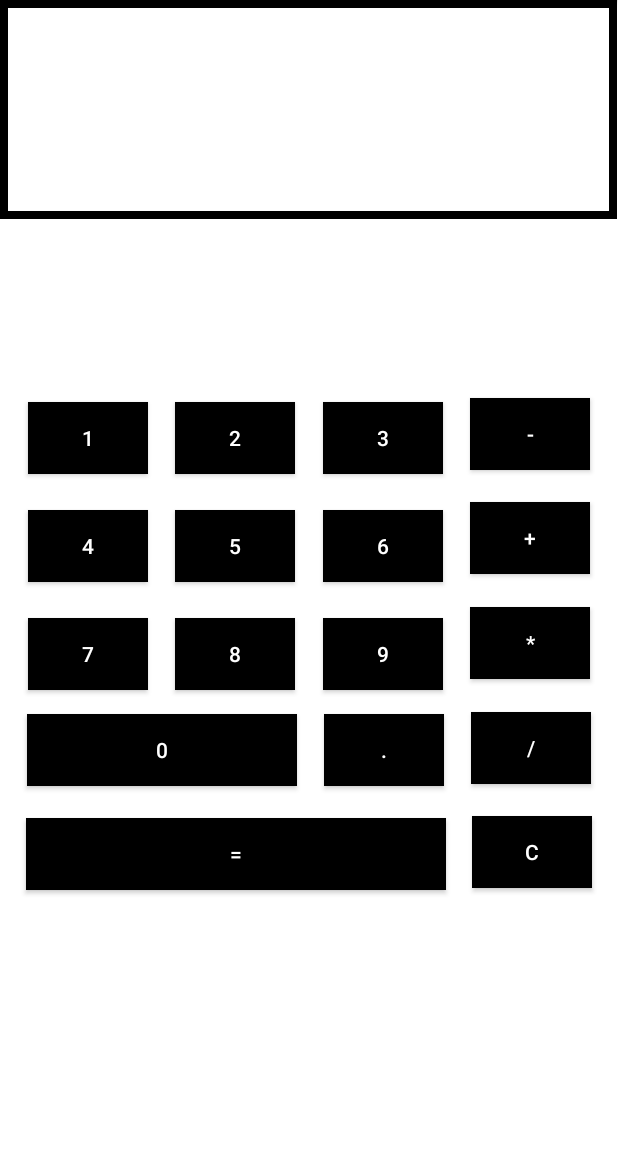
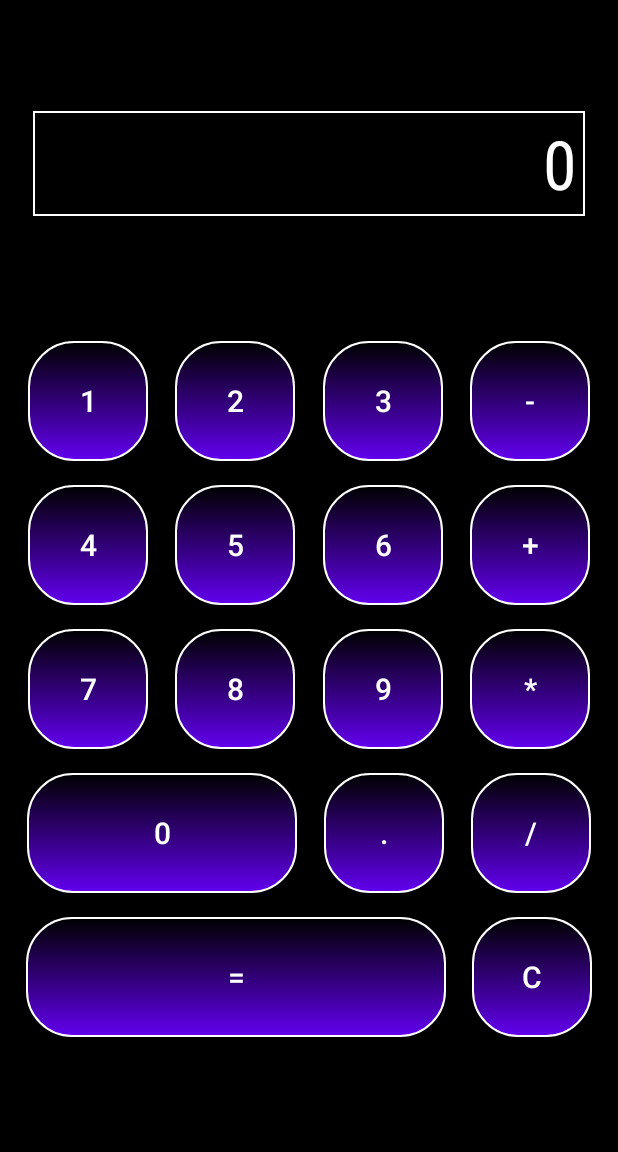
Before and after one commit to dasosis/BoringCalc, an Android app: the screen it shows after launch (MainActivity), on a phone screen of 412 x 824 dp, the part 84-1236 px from its top. Run offline under Robolectric (Android 15) with nearby library versions, the phone set to English and light mode, and no system bars.

Commit message:
rounded corner and gradient

```diff
--- a/app/src/main/java/com/example/boringcalc/MainActivity.java
+++ b/app/src/main/java/com/example/boringcalc/MainActivity.java
@@ -37,7 +37,7 @@ public class MainActivity extends AppCompatActivity {
         buttonDivision = (Button) findViewById(R.id.button16);
         buttonC = (Button) findViewById(R.id.button18);
         buttonEqual = (Button) findViewById(R.id.button11);
-        value_text = (EditText) findViewById(R.id.textbox);
+        value_text = (EditText) findViewById(R.id.text_box);
 
         button1.setOnClickListener(new View.OnClickListener() {
             @Override
--- a/app/src/main/res/drawable/back.xml
+++ b/app/src/main/res/drawable/back.xml
@@ -1,4 +1,4 @@
 <shape xmlns:android="http://schemas.android.com/apk/res/android" android:shape="rectangle" >
-    <solid android:color="@android:color/white" />
-    <stroke android:width="5dip" android:color="@color/black"/>
+    <solid android:color="@android:color/black" />
+    <stroke android:width="1dip" android:color="@color/white"/>
 </shape>
--- /dev/null
+++ b/app/src/main/res/drawable/my_button.xml
@@ -0,0 +1,24 @@
+<?xml version="1.0" encoding="utf-8"?>
+<selector xmlns:android="http://schemas.android.com/apk/res/android" >
+    <item android:state_pressed="true" >
+        <shape android:shape="rectangle"  >
+            <corners android:radius="30dp" />
+            <stroke android:width="1dp" android:color="@color/white" />
+            <gradient android:angle="-90" android:startColor="@color/black" android:endColor="@color/teal_700"  />
+        </shape>
+    </item>
+    <item android:state_focused="true">
+        <shape android:shape="rectangle"  >
+            <corners android:radius="30dp" />
+            <stroke android:width="1dip" android:color="#5e7974" />
+            <solid android:color="#58857e"/>
+        </shape>
+    </item>
+    <item >
+        <shape android:shape="rectangle"  >
+            <corners android:radius="30dip" />
+            <stroke android:width="1dip" android:color="@color/white" />
+            <gradient android:angle="-90" android:startColor="@color/black" android:endColor="@color/purple_500" />
+        </shape>
+    </item>
+</selector>
--- a/app/src/main/res/layout/activity_main.xml
+++ b/app/src/main/res/layout/activity_main.xml
@@ -4,45 +4,51 @@
     xmlns:tools="http://schemas.android.com/tools"
     android:layout_width="match_parent"
     android:layout_height="match_parent"
-    android:background="@color/white"
+    android:background="#000000"
     tools:context=".MainActivity">
 
     <EditText
-        android:id="@+id/textbox"
-        android:layout_width="411dp"
-        android:layout_height="146dp"
+        android:id="@+id/text_box"
+        android:layout_width="368dp"
+        android:layout_height="70dp"
+        android:layout_marginBottom="550dp"
         android:background="@drawable/back"
         android:fontFamily="sans-serif-condensed"
-        android:gravity="center"
-        android:textAlignment="center"
-        android:textColor="#000000"
-        android:textSize="34sp"
-        tools:layout_editor_absoluteX="0dp"
-        tools:layout_editor_absoluteY="-2dp" />
+        android:paddingRight="5dp"
+        android:text="@string/value_default"
+        android:textAlignment="viewEnd"
+        android:textColor="#FFFFFF"
+        android:textSize="45sp"
+        app:layout_constraintBottom_toBottomOf="parent"
+        app:layout_constraintEnd_toEndOf="parent"
+        app:layout_constraintStart_toStartOf="parent"
+        app:layout_constraintTop_toTopOf="parent" />
 
     <androidx.appcompat.widget.AppCompatButton
         android:id="@+id/button"
         android:layout_width="80dp"
-        android:layout_height="wrap_content"
+        android:layout_height="80dp"
         android:layout_marginTop="114dp"
         android:layout_marginBottom="8dp"
-        android:background="@android:color/black"
+        android:background="@drawable/my_button"
         android:text="@string/button1"
         android:textColor="@android:color/white"
+        android:textSize="20sp"
         app:layout_constraintBottom_toTopOf="@+id/button4"
         app:layout_constraintEnd_toStartOf="@+id/button2"
         app:layout_constraintStart_toStartOf="parent"
-        app:layout_constraintTop_toBottomOf="@+id/textbox" />
+        app:layout_constraintTop_toBottomOf="@+id/text_box" />
 
     <androidx.appcompat.widget.AppCompatButton
         android:id="@+id/button6"
         android:layout_width="80dp"
-        android:layout_height="wrap_content"
+        android:layout_height="80dp"
         android:layout_marginTop="8dp"
         android:layout_marginBottom="8dp"
-        android:background="@android:color/black"
+        android:background="@drawable/my_button"
         android:text="@string/button6"
         android:textColor="@android:color/white"
+        android:textSize="20sp"
         app:layout_constraintBottom_toTopOf="@+id/button9"
         app:layout_constraintEnd_toStartOf="@+id/button13"
         app:layout_constraintStart_toEndOf="@+id/button5"
@@ -51,12 +57,13 @@
     <androidx.appcompat.widget.AppCompatButton
         android:id="@+id/button4"
         android:layout_width="80dp"
-        android:layout_height="wrap_content"
+        android:layout_height="80dp"
         android:layout_marginTop="8dp"
         android:layout_marginBottom="8dp"
-        android:background="@android:color/black"
+        android:background="@drawable/my_button"
         android:text="@string/button4"
         android:textColor="@android:color/white"
+        android:textSize="20sp"
         app:layout_constraintBottom_toTopOf="@+id/button7"
         app:layout_constraintEnd_toStartOf="@+id/button5"
         app:layout_constraintStart_toStartOf="parent"
@@ -65,38 +72,42 @@
     <androidx.appcompat.widget.AppCompatButton
         android:id="@+id/button11"
         android:layout_width="280dp"
-        android:layout_height="wrap_content"
+        android:layout_height="80dp"
         android:layout_marginTop="16dp"
         android:layout_marginBottom="170dp"
-        android:background="@android:color/black"
+        android:background="@drawable/my_button"
         android:text="@string/button_eq"
         android:textColor="@android:color/white"
+        android:textSize="20sp"
         app:layout_constraintBottom_toBottomOf="parent"
         app:layout_constraintEnd_toStartOf="@+id/button18"
         app:layout_constraintStart_toStartOf="parent"
-        app:layout_constraintTop_toBottomOf="@+id/button12" />
+        app:layout_constraintTop_toBottomOf="@+id/button12"
+        app:layout_constraintVertical_bias="0.0" />
 
     <androidx.appcompat.widget.AppCompatButton
         android:id="@+id/button14"
         android:layout_width="80dp"
-        android:layout_height="wrap_content"
-        android:layout_marginTop="113dp"
-        android:background="@android:color/black"
+        android:layout_height="80dp"
+        android:layout_marginTop="114dp"
+        android:background="@drawable/my_button"
         android:text="@string/button_min"
         android:textColor="@android:color/white"
+        android:textSize="20sp"
         app:layout_constraintBottom_toTopOf="@+id/button13"
         app:layout_constraintEnd_toEndOf="parent"
         app:layout_constraintStart_toEndOf="@+id/button3"
-        app:layout_constraintTop_toBottomOf="@+id/textbox" />
+        app:layout_constraintTop_toBottomOf="@+id/text_box" />
 
     <androidx.appcompat.widget.AppCompatButton
         android:id="@+id/button16"
         android:layout_width="80dp"
-        android:layout_height="wrap_content"
+        android:layout_height="80dp"
         android:layout_marginTop="16dp"
-        android:background="@android:color/black"
+        android:background="@drawable/my_button"
         android:text="@string/button_div"
         android:textColor="@android:color/white"
+        android:textSize="20sp"
         app:layout_constraintBottom_toTopOf="@+id/button18"
         app:layout_constraintEnd_toEndOf="parent"
         app:layout_constraintStart_toEndOf="@+id/button10"
@@ -105,11 +116,12 @@
     <androidx.appcompat.widget.AppCompatButton
         android:id="@+id/button15"
         android:layout_width="80dp"
-        android:layout_height="wrap_content"
+        android:layout_height="80dp"
         android:layout_marginTop="16dp"
-        android:background="@android:color/black"
+        android:background="@drawable/my_button"
         android:text="@string/button_mul"
         android:textColor="@android:color/white"
+        android:textSize="20sp"
         app:layout_constraintBottom_toTopOf="@+id/button16"
         app:layout_constraintEnd_toEndOf="parent"
         app:layout_constraintStart_toEndOf="@+id/button9"
@@ -118,11 +130,12 @@
     <androidx.appcompat.widget.AppCompatButton
         android:id="@+id/button13"
         android:layout_width="80dp"
-        android:layout_height="wrap_content"
+        android:layout_height="80dp"
         android:layout_marginTop="16dp"
-        android:background="@android:color/black"
+        android:background="@drawable/my_button"
         android:text="@string/button_plus"
         android:textColor="@android:color/white"
+        android:textSize="20sp"
         app:layout_constraintBottom_toTopOf="@+id/button15"
         app:layout_constraintEnd_toEndOf="parent"
         app:layout_constraintStart_toEndOf="@+id/button6"
@@ -131,12 +144,13 @@
     <androidx.appcompat.widget.AppCompatButton
         android:id="@+id/button18"
         android:layout_width="80dp"
-        android:layout_height="wrap_content"
+        android:layout_height="80dp"
         android:layout_marginTop="16dp"
-        android:layout_marginBottom="170dp"
-        android:background="@android:color/black"
+        android:layout_marginBottom="108dp"
+        android:background="@drawable/my_button"
         android:text="@string/button_clr"
         android:textColor="@android:color/white"
+        android:textSize="20sp"
         app:layout_constraintBottom_toBottomOf="parent"
         app:layout_constraintEnd_toEndOf="parent"
         app:layout_constraintStart_toEndOf="@+id/button11"
@@ -145,12 +159,13 @@
     <androidx.appcompat.widget.AppCompatButton
         android:id="@+id/button7"
         android:layout_width="80dp"
-        android:layout_height="wrap_content"
+        android:layout_height="80dp"
         android:layout_marginTop="8dp"
         android:layout_marginBottom="300dp"
-        android:background="@android:color/black"
+        android:background="@drawable/my_button"
         android:text="@string/button7"
         android:textColor="@android:color/white"
+        android:textSize="20sp"
         app:layout_constraintBottom_toBottomOf="parent"
         app:layout_constraintEnd_toStartOf="@+id/button8"
         app:layout_constraintStart_toStartOf="parent"
@@ -159,40 +174,43 @@
     <androidx.appcompat.widget.AppCompatButton
         android:id="@+id/button2"
         android:layout_width="80dp"
-        android:layout_height="wrap_content"
+        android:layout_height="80dp"
         android:layout_marginTop="114dp"
         android:layout_marginBottom="8dp"
-        android:background="@android:color/black"
+        android:background="@drawable/my_button"
         android:text="@string/button2"
         android:textColor="@android:color/white"
+        android:textSize="20sp"
         app:layout_constraintBottom_toTopOf="@+id/button5"
         app:layout_constraintEnd_toStartOf="@+id/button3"
         app:layout_constraintStart_toEndOf="@+id/button"
-        app:layout_constraintTop_toBottomOf="@+id/textbox" />
+        app:layout_constraintTop_toBottomOf="@+id/text_box" />
 
     <androidx.appcompat.widget.AppCompatButton
         android:id="@+id/button3"
         android:layout_width="80dp"
-        android:layout_height="wrap_content"
+        android:layout_height="80dp"
         android:layout_marginTop="114dp"
         android:layout_marginBottom="8dp"
-        android:background="@android:color/black"
+        android:background="@drawable/my_button"
         android:text="@string/button3"
         android:textColor="@android:color/white"
         app:layout_constraintBottom_toTopOf="@+id/button6"
         app:layout_constraintEnd_toStartOf="@+id/button14"
         app:layout_constraintStart_toEndOf="@+id/button2"
-        app:layout_constraintTop_toBottomOf="@+id/textbox" />
+        app:layout_constraintTop_toBottomOf="@+id/text_box"
+        android:textSize="20sp" />
 
     <androidx.appcompat.widget.AppCompatButton
         android:id="@+id/button9"
         android:layout_width="80dp"
-        android:layout_height="wrap_content"
+        android:layout_height="80dp"
         android:layout_marginTop="8dp"
         android:layout_marginBottom="300dp"
-        android:background="@android:color/black"
+        android:background="@drawable/my_button"
         android:text="@string/button9"
         android:textColor="@android:color/white"
+        android:textSize="20sp"
         app:layout_constraintBottom_toBottomOf="parent"
         app:layout_constraintEnd_toStartOf="@+id/button15"
         app:layout_constraintStart_toEndOf="@+id/button8"
@@ -201,12 +219,13 @@
     <androidx.appcompat.widget.AppCompatButton
         android:id="@+id/button8"
         android:layout_width="80dp"
-        android:layout_height="wrap_content"
+        android:layout_height="80dp"
         android:layout_marginTop="8dp"
         android:layout_marginBottom="300dp"
-        android:background="@android:color/black"
+        android:background="@drawable/my_button"
         android:text="@string/button8"
         android:textColor="@android:color/white"
+        android:textSize="20sp"
         app:layout_constraintBottom_toBottomOf="parent"
         app:layout_constraintEnd_toStartOf="@+id/button9"
         app:layout_constraintStart_toEndOf="@+id/button7"
@@ -215,11 +234,12 @@
     <androidx.appcompat.widget.AppCompatButton
         android:id="@+id/button12"
         android:layout_width="180dp"
-        android:layout_height="wrap_content"
+        android:layout_height="80dp"
         android:layout_marginTop="16dp"
-        android:background="@android:color/black"
+        android:background="@drawable/my_button"
         android:text="@string/button0"
         android:textColor="@android:color/white"
+        android:textSize="20sp"
         app:layout_constraintBottom_toBottomOf="parent"
         app:layout_constraintEnd_toStartOf="@+id/button10"
         app:layout_constraintHorizontal_bias="0.485"
@@ -230,12 +250,13 @@
     <androidx.appcompat.widget.AppCompatButton
         android:id="@+id/button5"
         android:layout_width="80dp"
-        android:layout_height="wrap_content"
+        android:layout_height="80dp"
         android:layout_marginTop="8dp"
         android:layout_marginBottom="8dp"
-        android:background="@android:color/black"
+        android:background="@drawable/my_button"
         android:text="@string/button5"
         android:textColor="@android:color/white"
+        android:textSize="20sp"
         app:layout_constraintBottom_toTopOf="@+id/button8"
         app:layout_constraintEnd_toStartOf="@+id/button6"
         app:layout_constraintStart_toEndOf="@+id/button4"
@@ -244,11 +265,12 @@
     <androidx.appcompat.widget.AppCompatButton
         android:id="@+id/button10"
         android:layout_width="80dp"
-        android:layout_height="wrap_content"
+        android:layout_height="80dp"
         android:layout_marginTop="16dp"
-        android:background="@android:color/black"
+        android:background="@drawable/my_button"
         android:text="@string/button_dec"
         android:textColor="@android:color/white"
+        android:textSize="20sp"
         app:layout_constraintBottom_toBottomOf="parent"
         app:layout_constraintEnd_toStartOf="@+id/button16"
         app:layout_constraintStart_toEndOf="@+id/button12"
--- a/app/src/main/res/values/strings.xml
+++ b/app/src/main/res/values/strings.xml
@@ -1,5 +1,6 @@
 <resources>
     <string name="app_name">BoringCalc</string>
+    <string name="value_default">0</string>
     <string name="button1">1</string>
     <string name="button2">2</string>
     <string name="button3">3</string>
```
